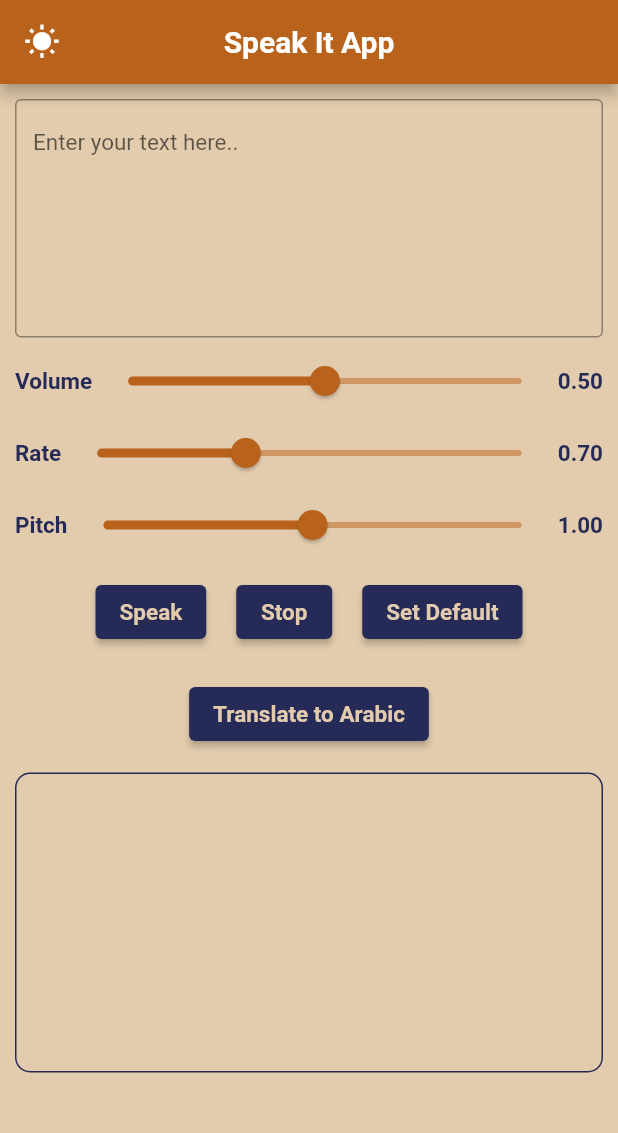
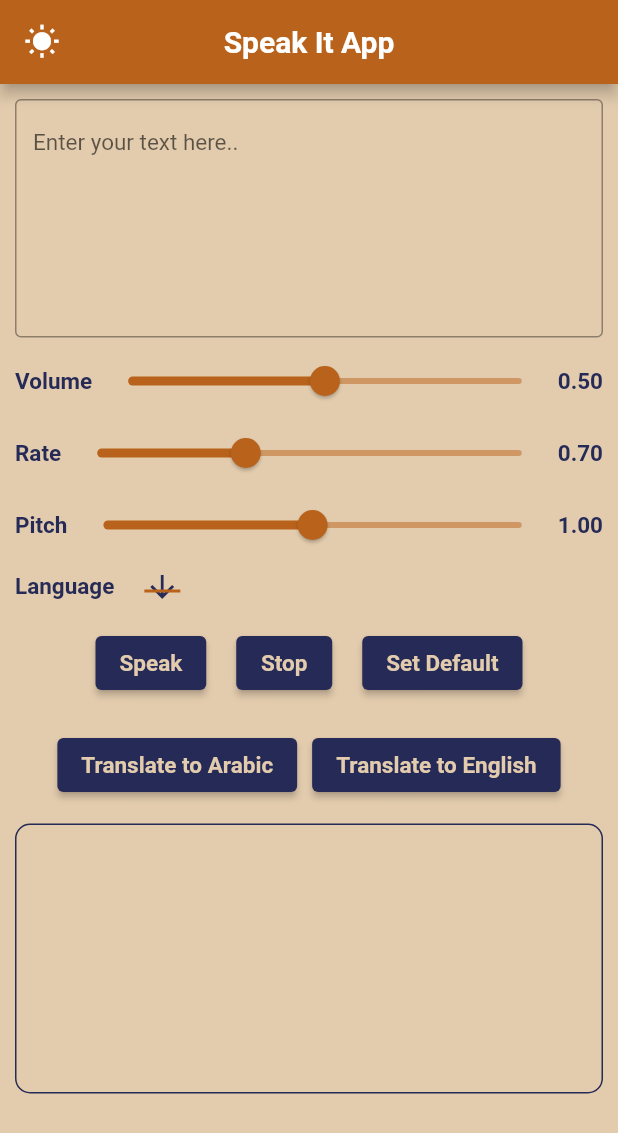
Before and after one commit to aboodsido/Speak_It_App, a Flutter app: the screen it shows after launch, after a tap on "Speak", on a phone screen of 412 x 824 dp. Shown: the top 1133 px of the screen. Run offline on Flutter 3.47's test engine with Material 2 defaults, Android fonts, the light colour scheme and no system bars; our stand-ins replace google_fonts, shared_preferences; missing offline and left inert: text_to_speech, translator; statements that could not run were skipped.

Commit message:
adding language and icon launcher

```diff
--- a/lib/app.dart
+++ b/lib/app.dart
@@ -26,6 +26,51 @@ class _SpeakItState extends State<SpeakIt> {
   final _color2 = const Color.fromRGBO(184, 98, 27, 1);
   final _color3 = const Color.fromRGBO(38, 42, 86, 1);
 
+  final String defaultLanguage = 'en-US';
+
+  String? language;
+  String? languageCode;
+  List<String> languages = <String>[];
+  List<String> languageCodes = <String>[];
+
+  @override
+  void initState() {
+    super.initState();
+    // _textEditingController.text = text;
+    WidgetsBinding.instance.addPostFrameCallback((_) {
+      initLanguages();
+    });
+  }
+
+  Future<void> initLanguages() async {
+    /// populate lang code (i.e. en-US)
+    languageCodes = await _textToSpeech.getLanguages();
+
+    /// populate displayed language (i.e. English)
+    final List<String>? displayLanguages =
+        await _textToSpeech.getDisplayLanguages();
+    if (displayLanguages == null) {
+      return;
+    }
+
+    languages.clear();
+    for (final dynamic lang in displayLanguages) {
+      languages.add(lang as String);
+    }
+
+    final String? defaultLangCode = await _textToSpeech.getDefaultLanguage();
+    if (defaultLangCode != null && languageCodes.contains(defaultLangCode)) {
+      languageCode = defaultLangCode;
+    } else {
+      languageCode = defaultLanguage;
+    }
+    language = await _textToSpeech.getDisplayLanguageByCode(languageCode!);
+
+    if (mounted) {
+      setState(() {});
+    }
+  }
+
   @override
   Widget build(BuildContext context) {
     return Consumer<ModelTheme>(
@@ -50,7 +95,8 @@ class _SpeakItState extends State<SpeakIt> {
                     : themeNotifier.isDark = true;
               },
             )),
-        body: Container(
+        body: SingleChildScrollView(
+          child: Container(
             // color: Colors.green,
             padding: const EdgeInsets.all(10),
             child: Column(
@@ -165,7 +211,50 @@ class _SpeakItState extends State<SpeakIt> {
                     ),
                   ],
                 ),
-              const SizedBox(height: 10),
+                const SizedBox(height: 5),
+                Row(
+                  children: <Widget>[
+                    Text(
+                      'Language',
+                      style: GoogleFonts.aBeeZee(
+                          fontWeight: FontWeight.bold,
+                          fontSize: 15,
+                          color: themeNotifier.isDark ? _color1 : _color3),
+                    ),
+                    const SizedBox(
+                      width: 20,
+                    ),
+                    DropdownButton<String>(
+                      value: language,
+                      icon: Icon(Icons.arrow_downward,
+                          color: themeNotifier.isDark ? _color1 : _color3),
+                      iconSize: 24,
+                      elevation: 16,
+                      style: TextStyle(
+                          color: themeNotifier.isDark ? _color1 : _color3),
+                      underline: Container(
+                        height: 2,
+                        color: _color2,
+                      ),
+                      onChanged: (String? newValue) async {
+                        languageCode = await _textToSpeech
+                            .getLanguageCodeByName(newValue!);
+                        // voice = await getVoiceByLang(languageCode!);
+                        setState(() {
+                          language = newValue;
+                        });
+                      },
+                      items: languages
+                          .map<DropdownMenuItem<String>>((String value) {
+                        return DropdownMenuItem<String>(
+                          value: value,
+                          child: Text(value),
+                        );
+                      }).toList(),
+                    ),
+                  ],
+                ),
+                const SizedBox(height: 15),
                 Row(
                   mainAxisAlignment: MainAxisAlignment.center,
                   children: [
@@ -174,8 +263,12 @@ class _SpeakItState extends State<SpeakIt> {
                         onPressed: () async {
                           await _textToSpeech.setVolume(_volume);
                           await _textToSpeech.setRate(_rate);
+                          if (languageCode != null) {
+                            _textToSpeech.setLanguage(languageCode!);
+                          }
                           await _textToSpeech.setPitch(_pitch);
-                        await _textToSpeech.speak(_textEditingController.text);
+                          await _textToSpeech
+                              .speak(_textEditingController.text);
                         },
                         buttonText: 'Speak'),
                     const SizedBox(width: 20),
@@ -199,9 +292,13 @@ class _SpeakItState extends State<SpeakIt> {
                   ],
                 ),
                 const SizedBox(height: 20),
+                Row(
+                  mainAxisAlignment: MainAxisAlignment.center,
+                  children: [
                     buildElevatedButton(
                         themeNotifier: themeNotifier,
                         onPressed: () async {
+                          translatedText = '';
                           translatedText = await _translator.translate(
                               _textEditingController.text,
                               from: 'auto',
@@ -210,10 +307,25 @@ class _SpeakItState extends State<SpeakIt> {
                           // print("the translated text is : $translatedText");
                         },
                         buttonText: "Translate to Arabic"),
+                    SizedBox(width: 10),
+                    buildElevatedButton(
+                        themeNotifier: themeNotifier,
+                        onPressed: () async {
+                          translatedText = '';
+                          translatedText = await _translator.translate(
+                              _textEditingController.text,
+                              from: 'auto',
+                              to: 'en');
+                          setState(() {});
+                          // print("the translated text is : $translatedText");
+                        },
+                        buttonText: "Translate to English"),
+                  ],
+                ),
                 const SizedBox(height: 15),
                 Container(
                   width: double.infinity,
-                height: 200,
+                  height: 180,
                   decoration: BoxDecoration(
                       borderRadius: BorderRadius.circular(10),
                       border: Border.all(
@@ -233,6 +345,7 @@ class _SpeakItState extends State<SpeakIt> {
                   ),
                 ),
               ],
+            ),
           ),
         ),
       );
--- a/pubspec.yaml
+++ b/pubspec.yaml
@@ -44,7 +44,11 @@ dependencies:
 dev_dependencies:
   flutter_test:
     sdk: flutter
+  flutter_launcher_icons: "^0.9.2"
 
+flutter_icons:
+  android: "launcher_icon"
+  image_path: "asset/icons/icon.png"
   # The "flutter_lints" package below contains a set of recommended lints to
   # encourage good coding practices. The lint set provided by the package is
   # activated in the `analysis_options.yaml` file located at the root of your
```
Also changed, not shown: asset/icons/icon.png (added), pubspec.lock. Lines whose indentation alone changed are shown as unchanged.
